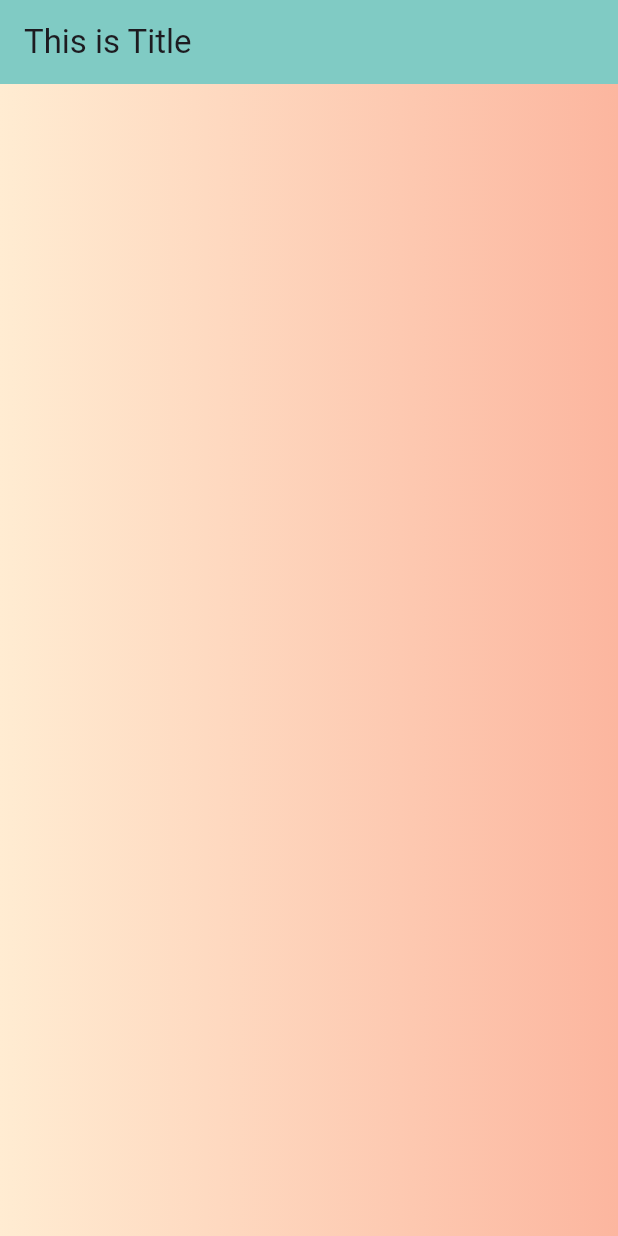
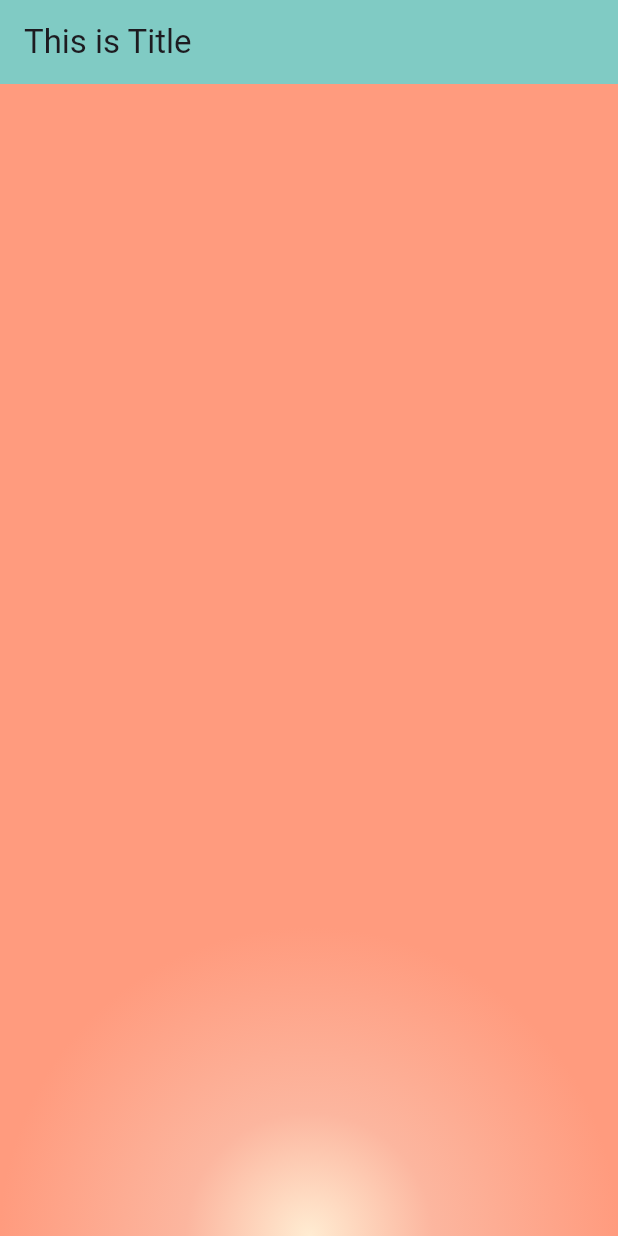
Before and after one commit to AsmaGhafoor/Flutter-Learning, a Flutter app: the screen it shows after launch, on a phone screen of 412 x 824 dp. Run offline on Flutter 3.47's test engine with Material 3 defaults, Android fonts, the phone set to English and light mode, and no system bars.

Commit message:
Radial Gradient Color in background

```diff
--- a/lib/main.dart
+++ b/lib/main.dart
@@ -38,14 +38,12 @@ class MyHomeState extends State<MyHomePage> {
 
       body: Container(
         decoration: const BoxDecoration(
-          gradient: LinearGradient(
+          gradient: RadialGradient(
             colors: [
-              // Colors.grey,
-              // Colors.blue,
-              // Colors.yellow,
-              // Colors.teal,
-              Color(0xffffecd2),Color(0xfffcb69f)
-            ]
+              Color(0xffffecd2),Color(0xfffcb69f),Color(0xffff9b7e)
+            ],
+            center:Alignment.bottomCenter,
+            stops: [0.0, 0.4, 1.0]
           )
         ),
       )
```
